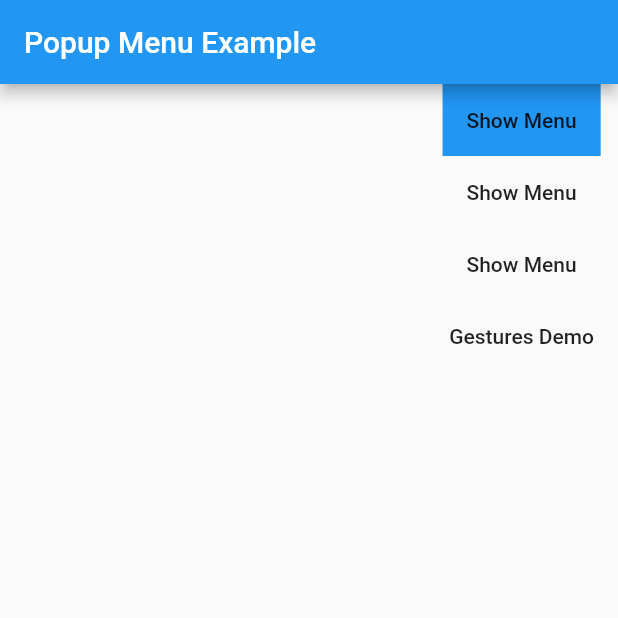
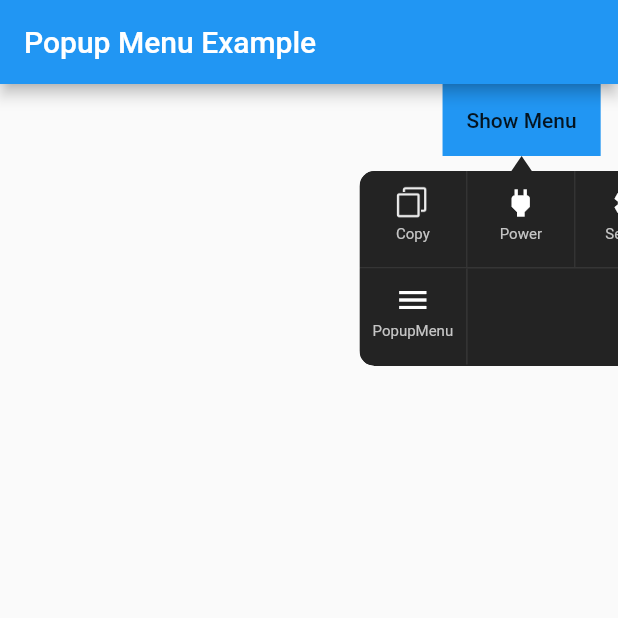
Before and after one commit to chinabrant/popup_menu, a Flutter app: the screen it shows after launch, after a tap on "Show Menu", on a phone screen of 412 x 824 dp, the top half of it. Run offline on Flutter 3.47's test engine with Material 2 defaults, Android fonts, the phone set to English and light mode, and no system bars.

Commit message:
兼容Flutter 2.5.3

```diff
--- a/example/lib/main.dart
+++ b/example/lib/main.dart
@@ -1,6 +1,7 @@
 import 'package:flutter/material.dart';
 import 'package:popup_menu/popup_menu.dart';
-import 'package:popup_menu_example/gesture_demo.dart';
+
+import 'gesture_demo.dart';
 
 void main() => runApp(MyApp());
 
@@ -16,7 +17,7 @@ class MyApp extends StatelessWidget {
 }
 
 class MyHomePage extends StatefulWidget {
-  MyHomePage({Key key, this.title}) : super(key: key);
+  MyHomePage({Key? key, required this.title}) : super(key: key);
 
   final String title;
 
@@ -25,7 +26,7 @@ class MyHomePage extends StatefulWidget {
 }
 
 class _MyHomePageState extends State<MyHomePage> {
-  PopupMenu menu;
+  late PopupMenu menu;
   GlobalKey btnKey = GlobalKey();
   GlobalKey btnKey2 = GlobalKey();
   GlobalKey btnKey3 = GlobalKey();
@@ -34,34 +35,60 @@ class _MyHomePageState extends State<MyHomePage> {
   void initState() {
     super.initState();
 
-    menu = PopupMenu(items: [
+    menu = PopupMenu(
+      items: [
         // MenuItem(title: 'Copy', image: Image.asset('assets/copy.png')),
         // MenuItem(title: 'Home', image: Icon(Icons.home, color: Colors.white,)),
         MenuItem(
             title: 'Mail',
+            textAlign: TextAlign.center,
+            textStyle: TextStyle(
+              color: Color(0xffc5c5c5),
+              fontSize: 10.0,
+            ),
             image: Icon(
               Icons.mail,
               color: Colors.white,
             )),
         MenuItem(
             title: 'Power',
+            textAlign: TextAlign.center,
+            textStyle: TextStyle(
+              color: Color(0xffc5c5c5),
+              fontSize: 10.0,
+            ),
             image: Icon(
               Icons.power,
               color: Colors.white,
             )),
         MenuItem(
             title: 'Setting',
+            textAlign: TextAlign.center,
+            textStyle: TextStyle(
+              color: Color(0xffc5c5c5),
+              fontSize: 10.0,
+            ),
             image: Icon(
               Icons.settings,
               color: Colors.white,
             )),
         MenuItem(
             title: 'PopupMenu',
+            textAlign: TextAlign.center,
+            textStyle: TextStyle(
+              color: Color(0xffc5c5c5),
+              fontSize: 10.0,
+            ),
             image: Icon(
               Icons.menu,
               color: Colors.white,
             ))
-    ], onClickMenu: onClickMenu, onDismiss: onDismiss, maxColumn: 4);
+      ],
+      onClickMenu: onClickMenu,
+      onDismiss: onDismiss,
+      maxColumn: 4,
+      context: context,
+    );
   }
 
   void stateChanged(bool isShow) {
@@ -152,7 +179,15 @@ class _MyHomePageState extends State<MyHomePage> {
         // lineColor: Colors.tealAccent,
         maxColumn: 3,
         items: [
-          MenuItem(title: 'Copy', image: Image.asset('assets/copy.png')),
+          MenuItem(
+            title: 'Copy',
+            textAlign: TextAlign.center,
+            textStyle: TextStyle(
+              color: Color(0xffc5c5c5),
+              fontSize: 10.0,
+            ),
+            image: Image.asset('assets/copy.png'),
+          ),
           // MenuItem(
           //     title: 'Home',
           //     // textStyle: TextStyle(fontSize: 10.0, color: Colors.tealAccent),
@@ -168,26 +203,45 @@ class _MyHomePageState extends State<MyHomePage> {
           //     )),
           MenuItem(
             title: 'Power',
+            textAlign: TextAlign.center,
+            textStyle: TextStyle(
+              color: Color(0xffc5c5c5),
+              fontSize: 10.0,
+            ),
             image: Icon(
               Icons.power,
               color: Colors.white,
-              )),
+            ),
+          ),
           MenuItem(
             title: 'Setting',
+            textAlign: TextAlign.center,
+            textStyle: TextStyle(
+              color: Color(0xffc5c5c5),
+              fontSize: 10.0,
+            ),
             image: Icon(
               Icons.settings,
               color: Colors.white,
-              )),
+            ),
+          ),
           MenuItem(
             title: 'PopupMenu',
+            textAlign: TextAlign.center,
+            textStyle: TextStyle(
+              color: Color(0xffc5c5c5),
+              fontSize: 10.0,
+            ),
             image: Icon(
               Icons.menu,
               color: Colors.white,
-              ))
+            ),
+          )
         ],
         onClickMenu: onClickMenu,
         stateChanged: stateChanged,
-        onDismiss: onDismiss);
+        onDismiss: onDismiss,
+        context: context);
     menu.show(widgetKey: btnKey);
   }
 
@@ -198,42 +252,81 @@ class _MyHomePageState extends State<MyHomePage> {
         // lineColor: Colors.tealAccent,
         // maxColumn: 2,
         items: [
-          MenuItem(title: 'Copy', image: Image.asset('assets/copy.png')),
+          MenuItem(
+            title: 'Copy',
+            textAlign: TextAlign.center,
+            textStyle: TextStyle(
+              color: Color(0xffc5c5c5),
+              fontSize: 10.0,
+            ),
+            image: Image.asset('assets/copy.png'),
+          ),
           MenuItem(
             title: 'Home',
+            textAlign: TextAlign.center,
+            textStyle: TextStyle(
+              color: Color(0xffc5c5c5),
+              fontSize: 10.0,
+            ),
             // textStyle: TextStyle(fontSize: 10.0, color: Colors.tealAccent),
             image: Icon(
               Icons.home,
               color: Colors.white,
-              )),
+            ),
+          ),
           MenuItem(
             title: 'Mail',
+            textAlign: TextAlign.center,
+            textStyle: TextStyle(
+              color: Color(0xffc5c5c5),
+              fontSize: 10.0,
+            ),
             image: Icon(
               Icons.mail,
               color: Colors.white,
-              )),
+            ),
+          ),
           MenuItem(
             title: 'Power',
+            textAlign: TextAlign.center,
+            textStyle: TextStyle(
+              color: Color(0xffc5c5c5),
+              fontSize: 10.0,
+            ),
             image: Icon(
               Icons.power,
               color: Colors.white,
-              )),
+            ),
+          ),
           MenuItem(
             title: 'Setting',
+            textAlign: TextAlign.center,
+            textStyle: TextStyle(
+              color: Color(0xffc5c5c5),
+              fontSize: 10.0,
+            ),
             image: Icon(
               Icons.settings,
               color: Colors.white,
-              )),
+            ),
+          ),
           MenuItem(
             title: 'PopupMenu',
+            textAlign: TextAlign.center,
+            textStyle: TextStyle(
+              color: Color(0xffc5c5c5),
+              fontSize: 10.0,
+            ),
             image: Icon(
               Icons.menu,
               color: Colors.white,
-              ))
+            ),
+          )
         ],
         onClickMenu: onClickMenu,
         stateChanged: stateChanged,
-        onDismiss: onDismiss);
+        onDismiss: onDismiss,
+        context: context);
     menu.show(widgetKey: btnKey2);
   }
 }
--- a/lib/popup_menu.dart
+++ b/lib/popup_menu.dart
@@ -5,6 +5,7 @@ import 'dart:math';
 import 'dart:ui';
 
 import 'package:flutter/material.dart';
+
 import 'triangle_painter.dart';
 
 abstract class MenuItemProvider {
@@ -21,7 +22,13 @@ class MenuItem extends MenuItemProvider {
   TextStyle textStyle;
   TextAlign textAlign;
 
-  MenuItem({this.title="", this.image, this.userInfo, required this.textStyle, required this.textAlign});
+  MenuItem({
+    this.title = "",
+    this.image,
+    this.userInfo,
+    required this.textStyle,
+    required this.textAlign,
+  });
 
   @override
   Widget? get menuImage => image;
@@ -30,12 +37,10 @@ class MenuItem extends MenuItemProvider {
   String get menuTitle => title;
 
   @override
-  TextStyle get menuTextStyle =>
-      textStyle ?? TextStyle(color: Color(0xffc5c5c5), fontSize: 10.0);
+  TextStyle get menuTextStyle => textStyle;
 
   @override
-  TextAlign get menuTextAlign =>
-      textAlign ?? TextAlign.center;
+  TextAlign get menuTextAlign => textAlign;
 }
 
 enum MenuType { big, oneLine }
@@ -91,7 +96,7 @@ class PopupMenu {
       {MenuClickCallback? onClickMenu,
       required BuildContext context,
       VoidCallback? onDismiss,
-      int maxColumn=4,
+      int maxColumn = 4,
       Color? backgroundColor,
       Color? highlightColor,
       Color? lineColor,
@@ -110,15 +115,18 @@ class PopupMenu {
     }
   }
 
-  void show({Rect? rect, GlobalKey? widgetKey, List<MenuItemProvider>? items}) {
+  void show({
+    Rect? rect,
+    GlobalKey? widgetKey,
+    List<MenuItemProvider>? items,
+  }) {
     if (rect == null && widgetKey == null) {
       print("'rect' and 'key' can't be both null");
       return;
     }
-
     this.items = items ?? this.items;
     this._showRect = rect ?? PopupMenu.getWidgetGlobalRect(widgetKey!);
-    this._screenSize = window.physicalSize/window.devicePixelRatio;
+    this._screenSize = window.physicalSize / window.devicePixelRatio;
     this.dismissCallback = dismissCallback;
 
     _calculatePosition(PopupMenu.context);
@@ -126,7 +134,6 @@ class PopupMenu {
     _entry = OverlayEntry(builder: (context) {
       return buildPopupMenuLayout(_offset);
     });
-
 
     Overlay.of(PopupMenu.context)!.insert(_entry!);
     _isShow = true;
@@ -154,9 +161,9 @@ class PopupMenu {
       dx = 10.0;
     }
 
-    if(dx + menuWidth() > _screenSize.width && dx > 10.0) {
-      double tempDx = _screenSize.width- menuWidth() - 10;
-      if(tempDx > 10) dx = tempDx;
+    if (dx + menuWidth() > _screenSize.width && dx > 10.0) {
+      double tempDx = _screenSize.width - menuWidth() - 10;
+      if (tempDx > 10) dx = tempDx;
     }
 
     double dy = _showRect.top - menuHeight();
@@ -206,10 +213,13 @@ class PopupMenu {
               // triangle arrow
               Positioned(
                 left: _showRect.left + _showRect.width / 2.0 - 7.5,
-              top: _isDown ? offset.dy + menuHeight() : offset.dy - arrowHeight,
+                top: _isDown
+                    ? offset.dy + menuHeight()
+                    : offset.dy - arrowHeight,
                 child: CustomPaint(
                   size: Size(15.0, arrowHeight),
-                painter: TrianglePainter(isDown: _isDown, color: _backgroundColor),
+                  painter:
+                      TrianglePainter(isDown: _isDown, color: _backgroundColor),
                 ),
               ),
               // menu content
@@ -302,7 +312,7 @@ class PopupMenu {
 
   // calculate col count
   int _calculateColCount() {
-    if (items!.length == 0) {
+    if (items.length == 0) {
       debugPrint('error menu items can not be null');
       return 0;
     }
```
Also changed, not shown: example/lib/gesture_demo.dart (+47 -16 lines). Lines whose indentation alone changed are shown as unchanged.
